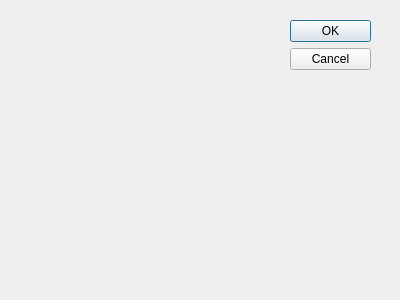
This is dialogsize.ui in Dixiao-L/MineSweeper as Qt 5 draws it before an edit. The edited form follows.
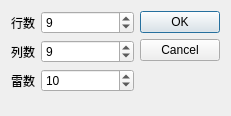
This is the edited form.

Patch:
```diff
--- a/dialogsize.ui
+++ b/dialogsize.ui
@@ -8,29 +8,92 @@
    <rect>
     <x>0</x>
     <y>0</y>
-    <width>400</width>
-    <height>300</height>
+    <width>231</width>
+    <height>116</height>
    </rect>
   </property>
   <property name="windowTitle">
    <string>Dialog</string>
   </property>
-  <widget class="QDialogButtonBox" name="buttonBox">
-   <property name="geometry">
-    <rect>
-     <x>290</x>
-     <y>20</y>
-     <width>81</width>
-     <height>241</height>
-    </rect>
-   </property>
-   <property name="orientation">
-    <enum>Qt::Vertical</enum>
-   </property>
-   <property name="standardButtons">
-    <set>QDialogButtonBox::Cancel|QDialogButtonBox::Ok</set>
-   </property>
-  </widget>
+  <layout class="QHBoxLayout" name="horizontalLayout">
+   <item>
+    <layout class="QFormLayout" name="formLayout">
+     <item row="0" column="0">
+      <widget class="QLabel" name="label">
+       <property name="text">
+        <string>行数</string>
+       </property>
+       <property name="buddy">
+        <cstring>spinBoxColumn</cstring>
+       </property>
+      </widget>
+     </item>
+     <item row="0" column="1">
+      <widget class="QSpinBox" name="spinBoxColumn">
+       <property name="minimum">
+        <number>2</number>
+       </property>
+       <property name="value">
+        <number>9</number>
+       </property>
+      </widget>
+     </item>
+     <item row="1" column="1">
+      <widget class="QSpinBox" name="spinBoxRow">
+       <property name="minimum">
+        <number>2</number>
+       </property>
+       <property name="value">
+        <number>9</number>
+       </property>
+      </widget>
+     </item>
+     <item row="2" column="1">
+      <widget class="QSpinBox" name="spinBoxMine">
+       <property name="minimum">
+        <number>1</number>
+       </property>
+       <property name="maximum">
+        <number>9999</number>
+       </property>
+       <property name="value">
+        <number>10</number>
+       </property>
+      </widget>
+     </item>
+     <item row="1" column="0">
+      <widget class="QLabel" name="label_2">
+       <property name="text">
+        <string>列数</string>
+       </property>
+       <property name="buddy">
+        <cstring>spinBoxRow</cstring>
+       </property>
+      </widget>
+     </item>
+     <item row="2" column="0">
+      <widget class="QLabel" name="label_3">
+       <property name="text">
+        <string>雷数</string>
+       </property>
+       <property name="buddy">
+        <cstring>spinBoxMine</cstring>
+       </property>
+      </widget>
+     </item>
+    </layout>
+   </item>
+   <item>
+    <widget class="QDialogButtonBox" name="buttonBox">
+     <property name="orientation">
+      <enum>Qt::Vertical</enum>
+     </property>
+     <property name="standardButtons">
+      <set>QDialogButtonBox::Cancel|QDialogButtonBox::Ok</set>
+     </property>
+    </widget>
+   </item>
+  </layout>
  </widget>
  <pixmapfunction/>
  <resources/>
```
Left out of the diff: 19 changed lines with no effect on the pictures.
